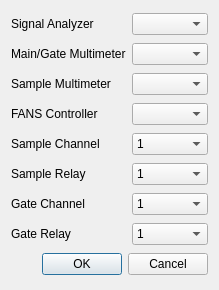
First picture: the form in LegacyNoiseMeasurementSetup/UI_HardwareSettings_new.ui, repository zigorrom/LegacyNoiseMeasurementSetup, before the edit.
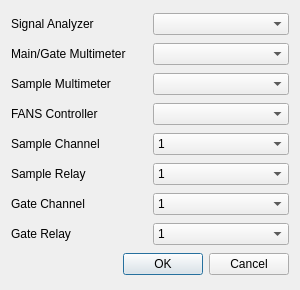
Second picture: the form after the edit.

```diff
--- a/LegacyNoiseMeasurementSetup/UI_HardwareSettings_new.ui
+++ b/LegacyNoiseMeasurementSetup/UI_HardwareSettings_new.ui
@@ -6,7 +6,7 @@
    <rect>
     <x>0</x>
     <y>0</y>
-    <width>219</width>
+    <width>300</width>
     <height>290</height>
    </rect>
   </property>
```
